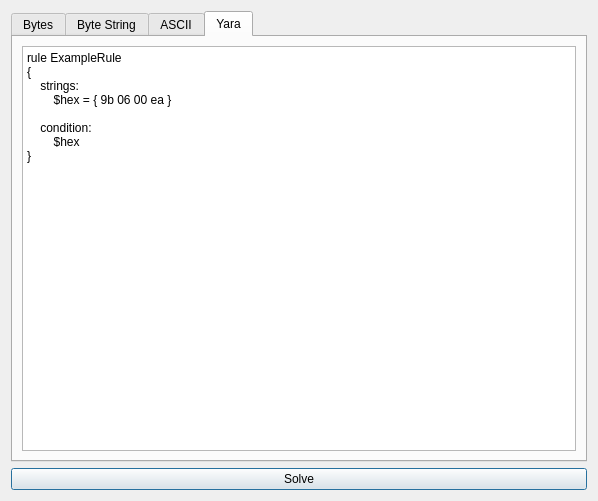
This is romsolverdialog.ui in travisgoodspeed/maskromtool as Qt 5 draws it before an edit. The edited form follows.
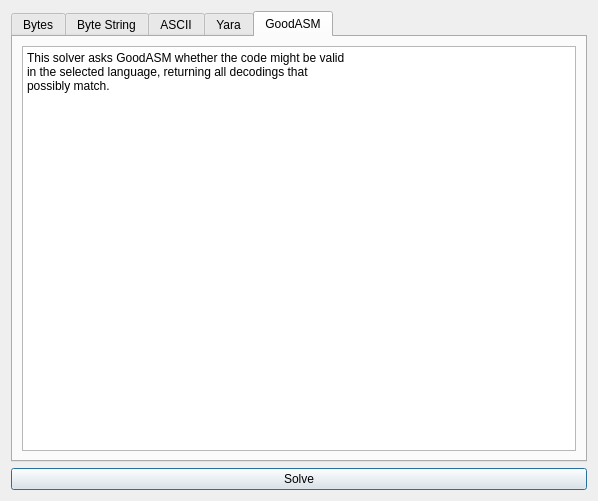
This is the edited form.

Commit message: GoodASM solver begins to work in GUI. #129

```diff
--- a/romsolverdialog.ui
+++ b/romsolverdialog.ui
@@ -17,7 +17,7 @@
    <item>
     <widget class="QTabWidget" name="tabWidget">
      <property name="currentIndex">
-      <number>3</number>
+      <number>4</number>
      </property>
      <widget class="QWidget" name="tabBytes">
       <attribute name="title">
@@ -128,6 +128,23 @@
        </item>
       </layout>
      </widget>
+     <widget class="QWidget" name="tabGoodASM">
+      <attribute name="title">
+       <string>GoodASM</string>
+      </attribute>
+      <layout class="QVBoxLayout" name="verticalLayout_6">
+       <item>
+        <widget class="QPlainTextEdit" name="editGoodASM">
+         <property name="plainText">
+          <string>This solver asks GoodASM whether the code might be valid 
+in the selected language, returning all decodings that 
+possibly match.
+	   </string>
+         </property>
+        </widget>
+       </item>
+      </layout>
+     </widget>
     </widget>
    </item>
    <item>
```
Left out of the diff: 20 changed lines with no effect on the pictures. The commit also changes 10 other files.
